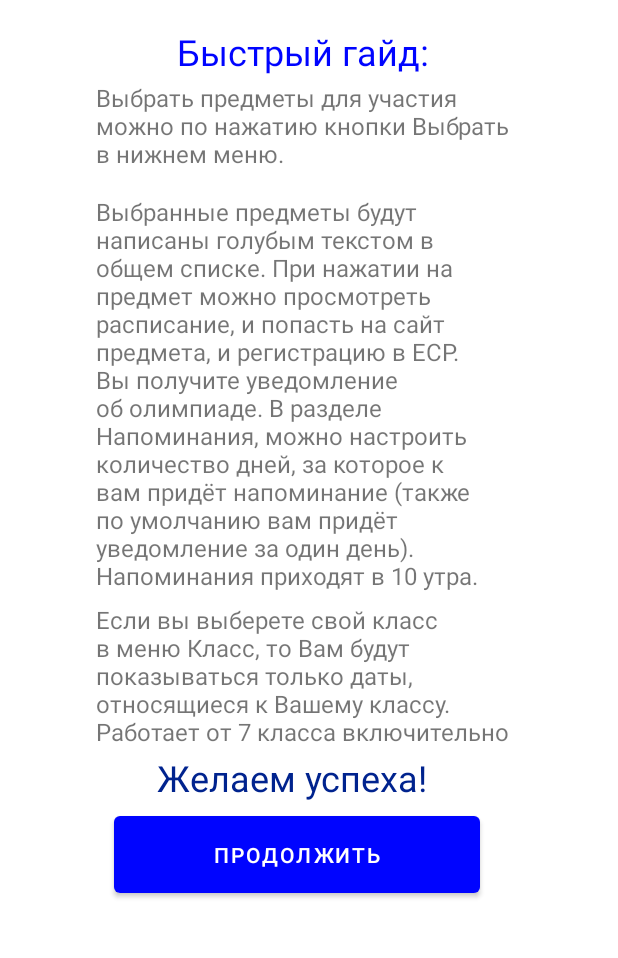
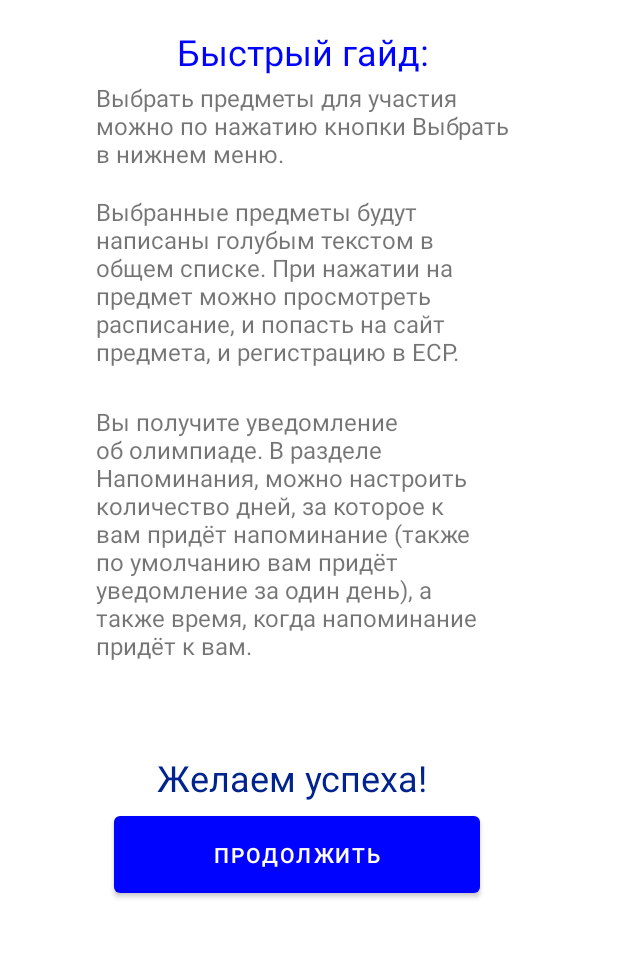
Before and after one commit to D1midr0sh/smsungprjct, an Android app: the screen it shows after launch (StartActivity), on a phone screen of 412 x 824 dp, the part 255-1213 px from its top. Run offline under Robolectric (Android 15) with nearby library versions, the phone set to English and light mode, and no system bars.

Commit message:
final commit

```diff
--- a/app/src/main/AndroidManifest.xml
+++ b/app/src/main/AndroidManifest.xml
@@ -28,7 +28,7 @@
             android:name=".StartActivity"
             android:exported="false" />
         <activity
-            android:name=".AstroActivity"
+            android:name=".SubjectActivity"
             android:exported="false" />
         <activity
             android:name=".MainActivity"
--- a/app/src/main/java/com/example/samsungproject/MainActivity.java
+++ b/app/src/main/java/com/example/samsungproject/MainActivity.java
@@ -1,6 +1,4 @@
 package com.example.samsungproject;
-
-import static android.content.ContentValues.TAG;
 
 import android.annotation.SuppressLint;
 import android.app.Activity;
@@ -10,7 +8,6 @@ import android.content.Context;
 import android.content.Intent;
 import android.database.sqlite.SQLiteDatabase;
 import android.os.Bundle;
-import android.util.Log;
 import android.view.MenuItem;
 import android.view.View;
 import android.widget.Button;
@@ -22,7 +19,6 @@ import androidx.appcompat.app.AppCompatActivity;
 import com.google.android.material.bottomnavigation.BottomNavigationView;
 
 import java.util.Calendar;
-import java.util.Date;
 
 public class MainActivity extends AppCompatActivity implements View.OnClickListener {
     protected OlympApp mMyApp;
@@ -42,10 +38,6 @@ public class MainActivity extends AppCompatActivity implements View.OnClickListe
         SQLiteDatabase db = dbhelper.getWritableDatabase();
         boolean isFirstRun = getSharedPreferences("PREFERENCE", MODE_PRIVATE)
                 .getBoolean("isFirstRun", true);
-        Date currentTime = Calendar.getInstance().getTime();
-        int time = currentTime.getHours();
-        int min = currentTime.getMinutes();
-        Log.d(TAG, "Time: "+String.valueOf(time)+":"+String.valueOf(min));
 
         if (isFirstRun) {
             dbhelper.firstFill(db);
@@ -58,12 +50,6 @@ public class MainActivity extends AppCompatActivity implements View.OnClickListe
 
         getSharedPreferences("PREFERENCE", MODE_PRIVATE).edit()
                 .putBoolean("isFirstRun", false).commit();
-
-
-
-
-
-
 
         setContentView(R.layout.activity_main);
         bnv = findViewById(R.id.navmenu);
@@ -184,7 +170,7 @@ public class MainActivity extends AppCompatActivity implements View.OnClickListe
         String title;
         Button j = findViewById(v.getId());
         title = j.getText().toString();
-        i = new Intent(MainActivity.this, AstroActivity.class);
+        i = new Intent(MainActivity.this, SubjectActivity.class);
         i.putExtra("title", title);
         startActivity(i);
 
--- a/app/src/main/java/com/example/samsungproject/AstroActivity.java
+++ b/app/src/main/java/com/example/samsungproject/SubjectActivity.java
@@ -14,7 +14,7 @@ import android.widget.Toast;
 
 import androidx.appcompat.app.AppCompatActivity;
 
-public class AstroActivity extends AppCompatActivity implements View.OnClickListener {
+public class SubjectActivity extends AppCompatActivity implements View.OnClickListener {
     protected OlympApp mMyApp;
     Button olbutton;
     Button srbutton;
--- a/app/src/main/res/layout/activity_start.xml
+++ b/app/src/main/res/layout/activity_start.xml
@@ -46,22 +46,11 @@
         app:layout_constraintTop_toTopOf="parent" />
 
     <TextView
-        android:id="@+id/textView13"
-        android:layout_width="283dp"
-        android:layout_height="103dp"
+        android:id="@+id/textView12"
+        android:layout_width="273dp"
+        android:layout_height="229dp"
         android:layout_marginStart="64dp"
-        android:layout_marginTop="516dp"
-        android:text="@string/instr4"
-        android:textSize="16sp"
-        app:layout_constraintStart_toStartOf="parent"
-        app:layout_constraintTop_toTopOf="parent" />
-
-    <TextView
-        android:id="@+id/textView12"
-        android:layout_width="278dp"
-        android:layout_height="153dp"
-        android:layout_marginStart="64dp"
-        android:layout_marginTop="356dp"
+        android:layout_marginTop="384dp"
         android:text="@string/instr3"
         android:textSize="16sp"
         app:layout_constraintStart_toStartOf="parent"
@@ -69,8 +58,8 @@
 
     <TextView
         android:id="@+id/textView11"
-        android:layout_width="278dp"
-        android:layout_height="119dp"
+        android:layout_width="280dp"
+        android:layout_height="140dp"
         android:layout_marginStart="64dp"
         android:layout_marginTop="244dp"
         android:text="@string/instr2"
--- a/app/src/main/res/values/strings.xml
+++ b/app/src/main/res/values/strings.xml
@@ -28,7 +28,7 @@
     <string name="instr2">Выбранные предметы будут написаны голубым текстом в общем списке. При нажатии на предмет можно просмотреть расписание, и попасть на
     сайт предмета, и регистрацию в ЕСР.</string>
     <string name="instr3">Вы получите уведомление об олимпиаде. В разделе "Напоминания", можно настроить количество дней, за которое к вам придёт напоминание
-    (также по умолчанию вам придёт уведомление за один день). Напоминания приходят в 10 утра.</string>
+    (также по умолчанию вам придёт уведомление за один день), а также время, когда напоминание придёт к вам.</string>
     <string name="instr4">Если вы выберете свой класс в меню "Класс", то Вам будут показываться только даты, относящиеся к Вашему классу. Работает от 7 класса включительно</string>
     <string name="instr5">Желаем успеха!</string>
     <!-- Preference Titles -->
```
Also changed, not shown: app/src/main/java/com/example/samsungproject/Notification.java (+3 -15 lines), app/src/main/res/layout/activity_astro.xml (+10 -10 lines).
